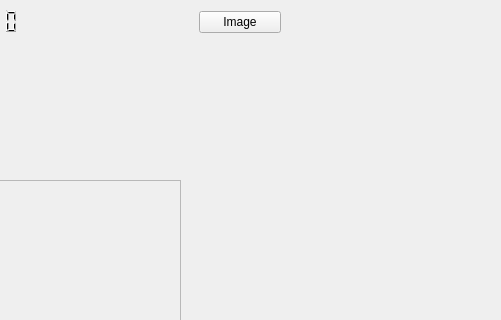
The window that Puzzme/mainwindow.ui (p-wojt/PuzzMe) describes before a commit, drawn with Qt 5; both pictures show x 709 to 1210 and y 0 to 320 of the 1210 by 822 pixel window.
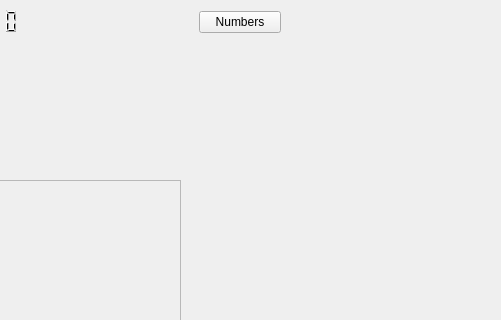
The same window after the commit.

Commit message: image as blank cell - fix

```diff
--- a/Puzzme/mainwindow.ui
+++ b/Puzzme/mainwindow.ui
@@ -158,7 +158,7 @@
      <item>
       <widget class="QPushButton" name="cellTypeButton">
        <property name="text">
-        <string>Image</string>
+        <string>Numbers</string>
        </property>
       </widget>
      </item>
```
Left out of the diff: 2 changed lines with no effect on the pictures. The commit also changes 6 other files.
